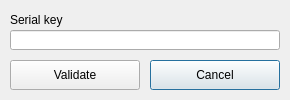
tbikfalvi/Belenus, file client/dlgserialreg.ui: the form before one commit.
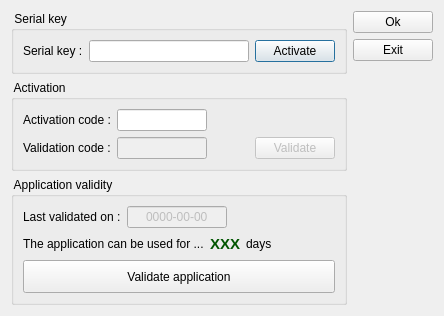
The form after the commit.

What changed in the file:
```diff
--- a/client/dlgserialreg.ui
+++ b/client/dlgserialreg.ui
@@ -6,74 +6,347 @@
    <rect>
     <x>0</x>
     <y>0</y>
-    <width>290</width>
-    <height>100</height>
+    <width>429</width>
+    <height>292</height>
    </rect>
   </property>
   <property name="windowTitle">
    <string>Dialog</string>
   </property>
-  <widget class="QPushButton" name="pbCancel">
-   <property name="geometry">
-    <rect>
-     <x>150</x>
-     <y>60</y>
-     <width>130</width>
-     <height>30</height>
-    </rect>
-   </property>
-   <property name="text">
-    <string>Cancel</string>
-   </property>
-   <property name="iconSize">
-    <size>
-     <width>20</width>
-     <height>20</height>
-    </size>
-   </property>
-  </widget>
-  <widget class="QLabel" name="lblSerial">
-   <property name="geometry">
-    <rect>
-     <x>10</x>
-     <y>10</y>
-     <width>270</width>
-     <height>20</height>
-    </rect>
-   </property>
-   <property name="text">
-    <string>Serial key</string>
-   </property>
-  </widget>
-  <widget class="QPushButton" name="pbValidate">
-   <property name="geometry">
-    <rect>
-     <x>10</x>
-     <y>60</y>
-     <width>130</width>
-     <height>30</height>
-    </rect>
-   </property>
-   <property name="text">
-    <string>Validate</string>
-   </property>
-   <property name="iconSize">
-    <size>
-     <width>20</width>
-     <height>20</height>
-    </size>
-   </property>
-  </widget>
-  <widget class="QLineEdit" name="ledSerial">
-   <property name="geometry">
-    <rect>
-     <x>10</x>
-     <y>30</y>
-     <width>270</width>
-     <height>20</height>
-    </rect>
-   </property>
-  </widget>
+  <layout class="QHBoxLayout" name="horizontalLayout_2">
+   <item>
+    <layout class="QVBoxLayout" name="verticalLayout_2">
+     <item>
+      <widget class="QGroupBox" name="gbLicenceKey">
+       <property name="title">
+        <string> Serial key </string>
+       </property>
+       <layout class="QHBoxLayout" name="horizontalLayout">
+        <item>
+         <widget class="QLabel" name="lblSerialKey">
+          <property name="text">
+           <string>Serial key :</string>
+          </property>
+         </widget>
+        </item>
+        <item>
+         <widget class="QLineEdit" name="ledSerialKey">
+          <property name="minimumSize">
+           <size>
+            <width>160</width>
+            <height>0</height>
+           </size>
+          </property>
+          <property name="maximumSize">
+           <size>
+            <width>160</width>
+            <height>16777215</height>
+           </size>
+          </property>
+          <property name="alignment">
+           <set>Qt::AlignCenter</set>
+          </property>
+         </widget>
+        </item>
+        <item>
+         <spacer name="horizontalSpacer">
+          <property name="orientation">
+           <enum>Qt::Horizontal</enum>
+          </property>
+          <property name="sizeHint" stdset="0">
+           <size>
+            <width>40</width>
+            <height>20</height>
+           </size>
+          </property>
+         </spacer>
+        </item>
+        <item>
+         <widget class="QPushButton" name="pbActivateKey">
+          <property name="text">
+           <string>Activate</string>
+          </property>
+          <property name="iconSize">
+           <size>
+            <width>20</width>
+            <height>20</height>
+           </size>
+          </property>
+         </widget>
+        </item>
+       </layout>
+      </widget>
+     </item>
+     <item>
+      <widget class="QGroupBox" name="gbActivation">
+       <property name="title">
+        <string> Activation </string>
+       </property>
+       <layout class="QGridLayout" name="gridLayout">
+        <item row="0" column="0">
+         <widget class="QLabel" name="lblCodeActivation">
+          <property name="text">
+           <string>Activation code :</string>
+          </property>
+         </widget>
+        </item>
+        <item row="0" column="1">
+         <widget class="QLineEdit" name="ledCodeActivation">
+          <property name="enabled">
+           <bool>true</bool>
+          </property>
+          <property name="minimumSize">
+           <size>
+            <width>90</width>
+            <height>0</height>
+           </size>
+          </property>
+          <property name="maximumSize">
+           <size>
+            <width>90</width>
+            <height>16777215</height>
+           </size>
+          </property>
+          <property name="alignment">
+           <set>Qt::AlignCenter</set>
+          </property>
+          <property name="readOnly">
+           <bool>true</bool>
+          </property>
+         </widget>
+        </item>
+        <item row="1" column="0">
+         <widget class="QLabel" name="lblCodeValidation">
+          <property name="text">
+           <string>Validation code :</string>
+          </property>
+         </widget>
+        </item>
+        <item row="1" column="1">
+         <widget class="QLineEdit" name="ledCodeValidation">
+          <property name="enabled">
+           <bool>false</bool>
+          </property>
+          <property name="minimumSize">
+           <size>
+            <width>90</width>
+            <height>0</height>
+           </size>
+          </property>
+          <property name="maximumSize">
+           <size>
+            <width>90</width>
+            <height>16777215</height>
+           </size>
+          </property>
+          <property name="alignment">
+           <set>Qt::AlignCenter</set>
+          </property>
+         </widget>
+        </item>
+        <item row="1" column="2">
+         <spacer name="horizontalSpacer_2">
+          <property name="orientation">
+           <enum>Qt::Horizontal</enum>
+          </property>
+          <property name="sizeHint" stdset="0">
+           <size>
+            <width>39</width>
+            <height>20</height>
+           </size>
+          </property>
+         </spacer>
+        </item>
+        <item row="1" column="3">
+         <widget class="QPushButton" name="pbValidateCode">
+          <property name="enabled">
+           <bool>false</bool>
+          </property>
+          <property name="text">
+           <string>Validate</string>
+          </property>
+          <property name="iconSize">
+           <size>
+            <width>20</width>
+            <height>20</height>
+           </size>
+          </property>
+         </widget>
+        </item>
+       </layout>
+      </widget>
+     </item>
+     <item>
+      <widget class="QGroupBox" name="gbApplication">
+       <property name="title">
+        <string> Application validity </string>
+       </property>
+       <layout class="QVBoxLayout" name="verticalLayout_3">
+        <item>
+         <layout class="QHBoxLayout" name="horizontalLayout_3">
+          <item>
+           <widget class="QLabel" name="lblLastValidated">
+            <property name="text">
+             <string>Last validated on :</string>
+            </property>
+           </widget>
+          </item>
+          <item>
+           <widget class="QLineEdit" name="ledLastValidated">
+            <property name="enabled">
+             <bool>false</bool>
+            </property>
+            <property name="minimumSize">
+             <size>
+              <width>100</width>
+              <height>0</height>
+             </size>
+            </property>
+            <property name="maximumSize">
+             <size>
+              <width>100</width>
+              <height>16777215</height>
+             </size>
+            </property>
+            <property name="text">
+             <string>0000-00-00</string>
+            </property>
+            <property name="alignment">
+             <set>Qt::AlignCenter</set>
+            </property>
+           </widget>
+          </item>
+          <item>
+           <spacer name="horizontalSpacer_3">
+            <property name="orientation">
+             <enum>Qt::Horizontal</enum>
+            </property>
+            <property name="sizeHint" stdset="0">
+             <size>
+              <width>40</width>
+              <height>20</height>
+             </size>
+            </property>
+           </spacer>
+          </item>
+         </layout>
+        </item>
+        <item>
+         <layout class="QHBoxLayout" name="horizontalLayout_4">
+          <item>
+           <widget class="QLabel" name="lblValidForDays">
+            <property name="text">
+             <string>The application can be used for ...</string>
+            </property>
+           </widget>
+          </item>
+          <item>
+           <widget class="QLabel" name="lblValidDays">
+            <property name="font">
+             <font>
+              <pointsize>11</pointsize>
+              <weight>75</weight>
+              <bold>true</bold>
+             </font>
+            </property>
+            <property name="styleSheet">
+             <string notr="true">color: rgb(0, 85, 0);</string>
+            </property>
+            <property name="text">
+             <string>XXX</string>
+            </property>
+           </widget>
+          </item>
+          <item>
+           <widget class="QLabel" name="lblDays">
+            <property name="text">
+             <string>days</string>
+            </property>
+           </widget>
+          </item>
+          <item>
+           <spacer name="horizontalSpacer_4">
+            <property name="orientation">
+             <enum>Qt::Horizontal</enum>
+            </property>
+            <property name="sizeHint" stdset="0">
+             <size>
+              <width>40</width>
+              <height>20</height>
+             </size>
+            </property>
+           </spacer>
+          </item>
+         </layout>
+        </item>
+        <item>
+         <widget class="QPushButton" name="pbValidateApplication">
+          <property name="minimumSize">
+           <size>
+            <width>0</width>
+            <height>33</height>
+           </size>
+          </property>
+          <property name="text">
+           <string>Validate application</string>
+          </property>
+          <property name="iconSize">
+           <size>
+            <width>20</width>
+            <height>20</height>
+           </size>
+          </property>
+         </widget>
+        </item>
+       </layout>
+      </widget>
+     </item>
+    </layout>
+   </item>
+   <item>
+    <layout class="QVBoxLayout" name="verticalLayout">
+     <item>
+      <widget class="QPushButton" name="pbOk">
+       <property name="text">
+        <string>Ok</string>
+       </property>
+       <property name="iconSize">
+        <size>
+         <width>20</width>
+         <height>20</height>
+        </size>
+       </property>
+      </widget>
+     </item>
+     <item>
+      <widget class="QPushButton" name="pbCancel">
+       <property name="text">
+        <string>Exit</string>
+       </property>
+       <property name="iconSize">
+        <size>
+         <width>20</width>
+         <height>20</height>
+        </size>
+       </property>
+      </widget>
+     </item>
+     <item>
+      <spacer name="verticalSpacer">
+       <property name="orientation">
+        <enum>Qt::Vertical</enum>
+       </property>
+       <property name="sizeHint" stdset="0">
+        <size>
+         <width>20</width>
+         <height>40</height>
+        </size>
+       </property>
+      </spacer>
+     </item>
+    </layout>
+   </item>
+  </layout>
  </widget>
  <tabstops>
   <tabstop>ledSerial</tabstop>
```
Left out of the diff: 12 changed lines with no effect on the pictures.
